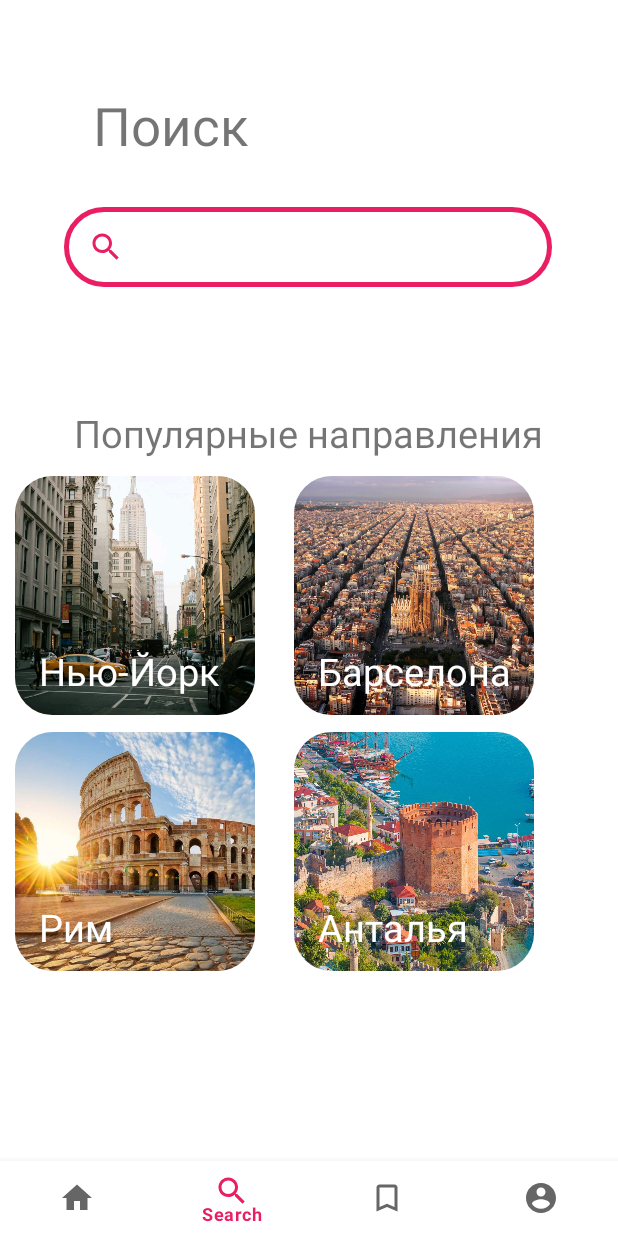
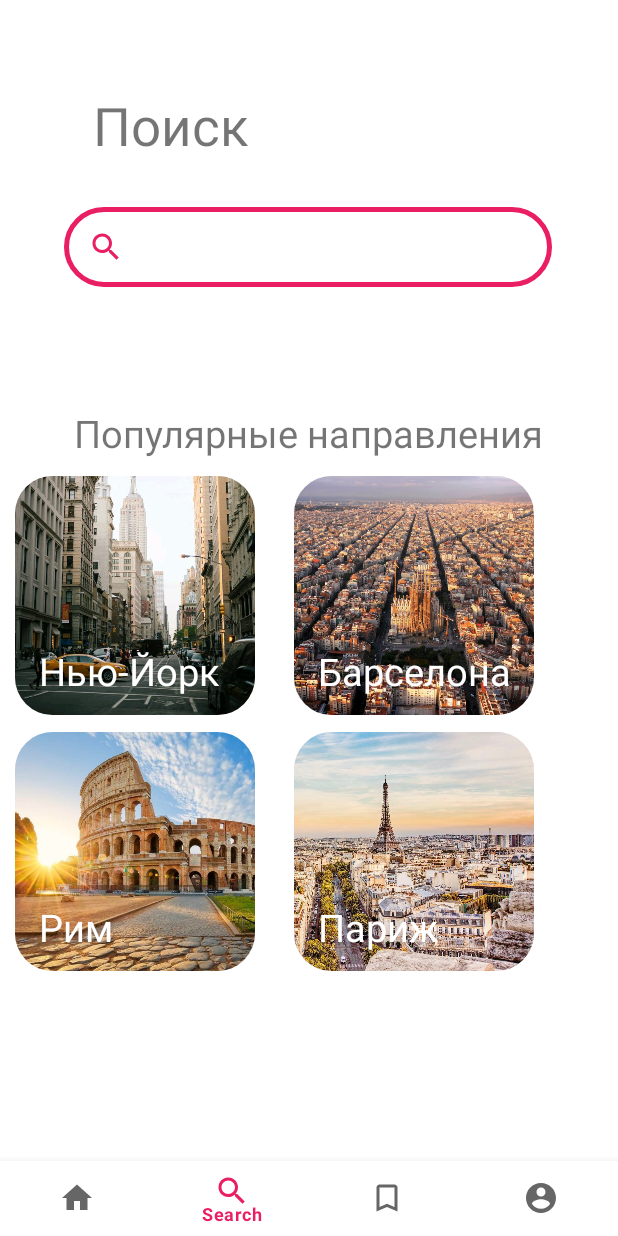
Before and after one commit to irunner1/TourApp, an Android app: the screen it shows after launch (MainActivity), item 2 of the bottom bar chosen, on a phone screen of 412 x 824 dp. Run offline under Robolectric (Android 15) with nearby library versions, the phone set to English and light mode, and no system bars.

Commit message:
fix some things

```diff
--- a/app/src/main/java/com/example/kr/Activity/TourActivity.java
+++ b/app/src/main/java/com/example/kr/Activity/TourActivity.java
@@ -48,7 +48,10 @@ public class TourActivity extends AppCompatActivity {
             Fragment fragment = new ItalyFragment();
             getSupportFragmentManager().beginTransaction().replace(R.id.container, fragment).commit();
         }
-
+        if (extras.getString("name").equals("Абхазия")) {
+            Fragment fragment = new AbkhaziaFragment();
+            getSupportFragmentManager().beginTransaction().replace(R.id.container, fragment).commit();
+        }
 
         //Страница Поиск
         if (extras.getString("name").equals("Сингапур")) {
@@ -60,11 +63,7 @@ public class TourActivity extends AppCompatActivity {
             getSupportFragmentManager().beginTransaction().replace(R.id.container, fragment).commit();
         }
 
-        //Страница Понравившиеся
-        if (extras.getString("name").equals("Абхазия")) {
-            Fragment fragment = new AbkhaziaFragment();
-            getSupportFragmentManager().beginTransaction().replace(R.id.container, fragment).commit();
-        }
+
         if (extras.getString("name").equals("Абхазия")) {
 //            Fragment fragment = new AbkhaziaFragment();
 //            getSupportFragmentManager().beginTransaction().replace(R.id.container, fragment).commit();
--- a/app/src/main/java/com/example/kr/HomeFragment.java
+++ b/app/src/main/java/com/example/kr/HomeFragment.java
@@ -50,6 +50,7 @@ public class HomeFragment extends Fragment {
         recommendationsDataList.add(new RecData("Абхазия","Отправление из Москвы","от 12 699 р", R.drawable.tour1));
         recommendationsDataList.add(new RecData("Турция","Отправление из Москвы","от 19 282 р", R.drawable.tour2));
         recommendationsDataList.add(new RecData("Италия","Отправление из Москвы","от 80 146 р", R.drawable.tour3));
+        recommendationsDataList.add(new RecData("Сингапур","Отправление из Москвы","от 50 256 р", R.drawable.singapore));
         setRecommendationsRecycler(recommendationsDataList, view);
 
         List<CardRecsData> cardDataList = new ArrayList<>();
@@ -58,12 +59,11 @@ public class HomeFragment extends Fragment {
         cardDataList.add(new CardRecsData("Рим", R.drawable.tour3));
         cardDataList.add(new CardRecsData("Анталья", R.drawable.antalya));
         setCardRecsRecycler(cardDataList, view);
-
         return view;
     }
 
     private  void setRecommendationsRecycler(List<RecData> recentsDataList, View view){
-        recommendationsRecycler = view.findViewById(R.id.recomendations);
+        recommendationsRecycler = view.findViewById(R.id.recommendations);
         RecyclerView.LayoutManager layoutManager = new LinearLayoutManager(this.getContext(), RecyclerView.VERTICAL, false);
         recommendationsRecycler.setLayoutManager(layoutManager);
         recommendationsAdapter = new RecommendationsAdapter(this.getContext(), recentsDataList);
--- a/app/src/main/java/com/example/kr/SearchFragment.java
+++ b/app/src/main/java/com/example/kr/SearchFragment.java
@@ -10,15 +10,15 @@ import android.view.LayoutInflater;
 import android.view.View;
 import android.view.ViewGroup;
 
-import com.example.kr.adapter.SearchAdapter;
-import com.example.kr.model.SearchData;
+import com.example.kr.adapter.CardRecsAdapter;
+import com.example.kr.model.CardRecsData;
 
 import java.util.ArrayList;
 import java.util.List;
 
 public class SearchFragment extends Fragment {
-    RecyclerView searchRecycler;
-    SearchAdapter searchAdapter;
+    RecyclerView cardRecsRecycler;
+    CardRecsAdapter cardRecsAdapter;
 
     @Override
     public void onCreate(Bundle savedInstanceState) {
@@ -30,26 +30,27 @@ public class SearchFragment extends Fragment {
                              Bundle savedInstanceState) {
         View view = inflater.inflate(R.layout.fragment_search, container, false);
 
-        List<SearchData> searchDataList = new ArrayList<>();
-        searchDataList.add(new SearchData("Нью-Йорк", R.drawable.new_york));
-        searchDataList.add(new SearchData("Барселона", R.drawable.barsa));
+        List<CardRecsData> cardDataList = new ArrayList<>();
+        cardDataList.add(new CardRecsData("Нью-Йорк", R.drawable.new_york));
+        cardDataList.add(new CardRecsData("Барселона", R.drawable.barsa));
 
-        List<SearchData> searchDataList2 = new ArrayList<>();
-        searchDataList2.add(new SearchData("Рим", R.drawable.tour3));
-        searchDataList2.add(new SearchData("Анталья", R.drawable.antalya));
+        List<CardRecsData> cardDataList2 = new ArrayList<>();
+        cardDataList2.add(new CardRecsData("Рим", R.drawable.tour3));
+        cardDataList2.add(new CardRecsData("Париж", R.drawable.paris));
 
         int SearchID = getResources().getIdentifier("RecViewSearch1", "id", getActivity().getPackageName());
         int Search2ID = getResources().getIdentifier("RecViewSearch2", "id", getActivity().getPackageName());
-        setSearchRecycler(searchDataList, view, SearchID);
-        setSearchRecycler(searchDataList2, view, Search2ID);
+        setCardRecsRecycler(cardDataList, view, SearchID);
+        setCardRecsRecycler(cardDataList2, view, Search2ID);
+
         return view;
     }
 
-    private  void setSearchRecycler(List<SearchData> searchDataList, View view, int id){
-        searchRecycler = view.findViewById(id);
+    private  void setCardRecsRecycler(List<CardRecsData> cardDataList, View view, int id){
+        cardRecsRecycler = view.findViewById(id);
         RecyclerView.LayoutManager layoutManager = new LinearLayoutManager(this.getContext(), RecyclerView.HORIZONTAL, false);
-        searchRecycler.setLayoutManager(layoutManager);
-        searchAdapter = new SearchAdapter(this.getContext(), searchDataList);
-        searchRecycler.setAdapter(searchAdapter);
+        cardRecsRecycler.setLayoutManager(layoutManager);
+        cardRecsAdapter = new CardRecsAdapter(this.getContext(), cardDataList);
+        cardRecsRecycler.setAdapter(cardRecsAdapter);
     }
 }
--- a/app/src/main/java/com/example/kr/adapter/CardRecsAdapter.java
+++ b/app/src/main/java/com/example/kr/adapter/CardRecsAdapter.java
@@ -37,7 +37,6 @@ public class CardRecsAdapter extends RecyclerView.Adapter<CardRecsAdapter.CardRe
     public void onBindViewHolder(@NonNull CardRecsAdapter.CardRecsViewHolder holder, int position) {
         holder.placeName.setText(cardDataList.get(position).getPlaceName());
         holder.placeImage.setImageResource(cardDataList.get(position).getImageUrl());
-
         String name = cardDataList.get(position).getPlaceName();
         holder.itemView.setOnClickListener(new View.OnClickListener() {
             @Override
@@ -47,7 +46,6 @@ public class CardRecsAdapter extends RecyclerView.Adapter<CardRecsAdapter.CardRe
                 context.startActivity(i);
             }
         });
-
     }
 
     @Override
@@ -56,10 +54,8 @@ public class CardRecsAdapter extends RecyclerView.Adapter<CardRecsAdapter.CardRe
     }
 
     public static final class CardRecsViewHolder extends RecyclerView.ViewHolder{
-
         ImageView placeImage;
         TextView placeName;
-
         public CardRecsViewHolder(@NonNull View itemView) {
             super(itemView);
 
--- a/app/src/main/java/com/example/kr/adapter/SearchAdapter.java
+++ /dev/null
@@ -1,70 +0,0 @@
-package com.example.kr.adapter;
-
-import androidx.recyclerview.widget.RecyclerView;
-import android.content.Context;
-import android.content.Intent;
-import android.view.LayoutInflater;
-import android.view.View;
-import android.view.ViewGroup;
-import android.widget.ImageView;
-import android.widget.TextView;
-
-import androidx.annotation.NonNull;
-
-import com.example.kr.Activity.TourActivity;
-import com.example.kr.R;
-import com.example.kr.model.SearchData;
-
-import java.util.List;
-
-public class SearchAdapter extends RecyclerView.Adapter<SearchAdapter.SearchViewHolder>{
-    Context context;
-    List<SearchData> searchDataList;
-
-    public SearchAdapter(Context context, List<SearchData> searchDataList) {
-        this.context = context;
-        this.searchDataList = searchDataList;
-    }
-
-    @NonNull
-    @Override
-    public SearchAdapter.SearchViewHolder onCreateViewHolder(@NonNull ViewGroup parent, int viewType) {
-        View view = LayoutInflater.from(context).inflate(R.layout.cardrecs, parent, false);
-        return new SearchAdapter.SearchViewHolder(view);
-    }
-
-    @Override
-    public void onBindViewHolder(@NonNull SearchAdapter.SearchViewHolder holder, int position) {
-        holder.placeName.setText(searchDataList.get(position).getPlaceName());
-        holder.placeImage.setImageResource(searchDataList.get(position).getImageUrl());
-
-        String name = searchDataList.get(position).getPlaceName();
-        holder.itemView.setOnClickListener(new View.OnClickListener() {
-            @Override
-            public void onClick(View view) {
-                Intent i = new Intent(context, TourActivity.class);
-                i.putExtra("name", name);
-                context.startActivity(i);
-            }
-        });
-
-    }
-
-    @Override
-    public int getItemCount() {
-        return searchDataList.size();
-    }
-
-    public static final class SearchViewHolder extends RecyclerView.ViewHolder{
-
-        ImageView placeImage;
-        TextView placeName;
-
-        public SearchViewHolder(@NonNull View itemView) {
-            super(itemView);
-
-            placeImage = itemView.findViewById(R.id.place_image);
-            placeName = itemView.findViewById(R.id.place_name);
-        }
-    }
-}
--- a/app/src/main/java/com/example/kr/fragments/LikedFragment.java
+++ b/app/src/main/java/com/example/kr/fragments/LikedFragment.java
@@ -44,7 +44,9 @@ public class LikedFragment extends Fragment {
                 if (i > c1 && i < c2) {dates += iteratorName.charAt(i);}
                 if (i > c2) prices += iteratorName.charAt(i);
             }
-            likedDataList.add(new LikedData(countryName, dates, prices, R.drawable.tour1)); //добавляем переменные в лист
+            if (countryName.equals("Абхазия")) { likedDataList.add(new LikedData(countryName, dates, prices, R.drawable.tour1)); }//добавляем переменные в лист
+            if (countryName.equals("Турция")) { likedDataList.add(new LikedData(countryName, dates, prices, R.drawable.tour2)); }
+            if (countryName.equals("Италия")) { likedDataList.add(new LikedData(countryName, dates, prices, R.drawable.tour3)); }
         }
         setHistoryRecycler(likedDataList, view);
         return view;
--- a/app/src/main/java/com/example/kr/model/SearchData.java
+++ /dev/null
@@ -1,27 +0,0 @@
-package com.example.kr.model;
-
-public class SearchData {
-    String placeName;
-    Integer imageUrl;
-
-    public Integer getImageUrl() {
-        return imageUrl;
-    }
-
-    public void setImageUrl(Integer imageUrl) {
-        this.imageUrl = imageUrl;
-    }
-
-    public SearchData(String placeName, Integer imageUrl) {
-        this.placeName = placeName;
-        this.imageUrl = imageUrl;
-    }
-
-    public String getPlaceName() {
-        return placeName;
-    }
-
-    public void setPlaceName(String placeName) {
-        this.placeName = placeName;
-    }
-}
--- a/app/src/main/res/layout/fragment_home.xml
+++ b/app/src/main/res/layout/fragment_home.xml
@@ -12,7 +12,7 @@
 
     <androidx.constraintlayout.widget.ConstraintLayout
         android:layout_width="match_parent"
-        android:layout_height="1000dp"
+        android:layout_height="wrap_content"
         android:isScrollContainer="true"
         tools:context=".HomeFragment">
 
@@ -151,7 +151,6 @@
                 app:layout_constraintHorizontal_bias="0.0"
                 app:layout_constraintStart_toStartOf="parent"
                 app:layout_constraintTop_toBottomOf="@+id/textView" />
-
         </androidx.constraintlayout.widget.ConstraintLayout>
 
         <TextView
@@ -170,16 +169,15 @@
             app:layout_constraintTop_toBottomOf="@+id/CLPlans" />
 
         <androidx.recyclerview.widget.RecyclerView
-            android:id="@+id/recomendations"
+            android:id="@+id/recommendations"
             android:layout_width="match_parent"
-            android:layout_height="match_parent"
-            android:layout_marginTop="11dp"
+            android:layout_height="1076dp"
+            android:layout_marginTop="12dp"
             android:nestedScrollingEnabled="false"
             app:fastScrollEnabled="false"
             app:layout_constraintEnd_toEndOf="parent"
+            app:layout_constraintHorizontal_bias="0.0"
             app:layout_constraintStart_toStartOf="parent"
             app:layout_constraintTop_toBottomOf="@+id/textView7" />
-
-
     </androidx.constraintlayout.widget.ConstraintLayout>
 </ScrollView>
--- a/app/src/main/res/layout/fragment_italy.xml
+++ b/app/src/main/res/layout/fragment_italy.xml
@@ -26,7 +26,7 @@
             android:layout_width="wrap_content"
             android:layout_height="match_parent"
             android:layout_marginTop="12dp"
-            android:text="Италия"
+            android:text="Тур по Италии"
             android:textSize="25sp"
             app:layout_constraintEnd_toEndOf="parent"
             app:layout_constraintStart_toStartOf="parent"
--- a/app/src/main/res/layout/fragment_ny.xml
+++ b/app/src/main/res/layout/fragment_ny.xml
@@ -93,6 +93,7 @@
 
 
         <androidx.recyclerview.widget.RecyclerView
+            android:id="@+id/ToursNY"
             android:layout_width="0dp"
             android:layout_height="200dp"
             android:layout_marginTop="24dp"
--- a/app/src/main/res/layout/fragment_singapore.xml
+++ b/app/src/main/res/layout/fragment_singapore.xml
@@ -13,6 +13,7 @@
         <androidx.appcompat.widget.Toolbar
             android:id="@+id/toolbar"
             android:layout_width="409dp"
+            android:layout_marginStart="25dp"
             android:layout_height="wrap_content"
             android:background="@color/white"
             android:minHeight="?attr/actionBarSize"
@@ -58,10 +59,10 @@
         <View
             android:id="@+id/view"
             android:layout_width="4dp"
-            android:layout_height="1300dp"
             android:layout_marginStart="42dp"
             android:layout_marginTop="5dp"
             android:background="@color/purple_500"
+            app:layout_constraintBottom_toBottomOf="@+id/textView39"
             app:layout_constraintStart_toStartOf="parent"
             app:layout_constraintTop_toBottomOf="@id/textView1" />
 
```
Also changed, not shown: app/src/main/java/com/example/kr/adapter/RecommendationsAdapter.java (+0 -7 lines).
